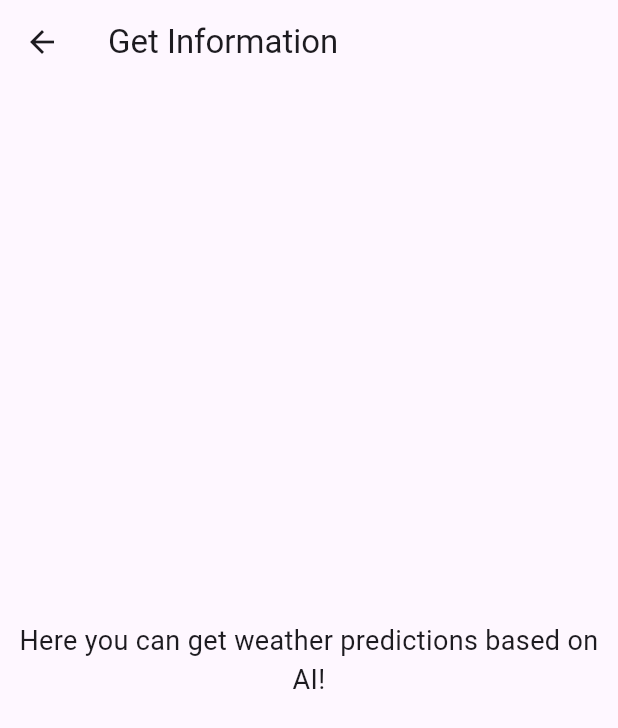
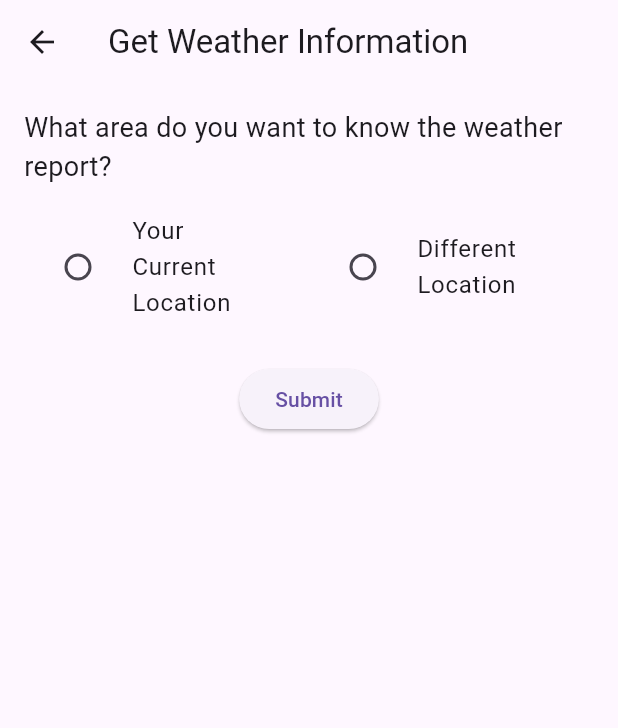
Before and after one commit to jayasinghesasmitha/App-Development, a Flutter app: the GetInfoPage screen opened directly, on a phone screen of 412 x 824 dp. Shown: the top 728 px of the screen. Run offline on Flutter 3.47's test engine with Material 3 defaults, Android fonts, the phone set to English and light mode, and no system bars; our stand-ins replace google_maps_flutter.

Commit message:
modify get information section

```diff
--- a/flutter/my_app/lib/main.dart
+++ b/flutter/my_app/lib/main.dart
@@ -1,4 +1,7 @@
 import 'package:flutter/material.dart';
+import 'package:flutter/material.dart';
+import 'package:google_maps_flutter/google_maps_flutter.dart';
+
 
 void main() {
   runApp(MyApp());
@@ -637,20 +640,187 @@ class _ProvideInfoPageState extends State<ProvideInfoPage> {
 
 
 // Get Information Page
-class GetInfoPage extends StatelessWidget {
+class GetInfoPage extends StatefulWidget {
+  @override
+  _GetInfoPageState createState() => _GetInfoPageState();
+}
+
+class _GetInfoPageState extends State<GetInfoPage> {
+  String? selectedOption; // To store the selected poll option
+  LatLng? selectedLocation; // To store the selected location from the map
+  GoogleMapController? mapController; // Map controller
+
+  void handleSubmit() {
+    if (selectedOption == 'Different Location' && selectedLocation == null) {
+      // Show an error if "Different Location" is selected but no location is chosen
+      ScaffoldMessenger.of(context).showSnackBar(
+        SnackBar(
+          content: Text('Please select a location on the map.'),
+          backgroundColor: Colors.red,
+        ),
+      );
+      return;
+    }
+
+    // Navigate to the ResultPage with the selected details
+    Navigator.push(
+      context,
+      MaterialPageRoute(
+        builder: (context) => ResultPage(
+          selectedOption: selectedOption!,
+          selectedLocation: selectedLocation,
+        ),
+      ),
+    );
+  }
+
   @override
   Widget build(BuildContext context) {
     return Scaffold(
       appBar: AppBar(
-        title: Text('Get Information'),
+        title: Text('Get Weather Information'),
       ),
-      body: Center(
-        child: Text(
-          'Here you can get weather predictions based on AI!',
-          style: TextStyle(fontSize: 18),
-          textAlign: TextAlign.center,
+      body: Padding(
+        padding: const EdgeInsets.all(16.0),
+        child: Column(
+          crossAxisAlignment: CrossAxisAlignment.start,
+          children: [
+            Text(
+              'What area do you want to know the weather report?',
+              style: TextStyle(fontSize: 18),
+            ),
+            SizedBox(height: 10),
+            // Poll options
+            Row(
+              children: [
+                Expanded(
+                  child: RadioListTile<String>(
+                    title: Text('Your Current Location'),
+                    value: 'Current Location',
+                    groupValue: selectedOption,
+                    onChanged: (value) {
+                      setState(() {
+                        selectedOption = value;
+                        selectedLocation = null; // Clear selected location
+                      });
+                    },
+                  ),
+                ),
+                Expanded(
+                  child: RadioListTile<String>(
+                    title: Text('Different Location'),
+                    value: 'Different Location',
+                    groupValue: selectedOption,
+                    onChanged: (value) {
+                      setState(() {
+                        selectedOption = value;
+                      });
+                    },
+                  ),
+                ),
+              ],
+            ),
+            if (selectedOption == 'Different Location') ...[
+              SizedBox(height: 20),
+              Text(
+                'Please select the location:',
+                style: TextStyle(fontSize: 16),
+              ),
+              SizedBox(height: 10),
+              // Google Maps widget
+              Expanded(
+                child: GoogleMap(
+                  initialCameraPosition: CameraPosition(
+                    target: LatLng(37.7749, -122.4194), // Default location
+                    zoom: 10,
+                  ),
+                  onMapCreated: (controller) {
+                    mapController = controller;
+                  },
+                  onTap: (LatLng location) {
+                    setState(() {
+                      selectedLocation = location;
+                    });
+                  },
+                  markers: selectedLocation != null
+                      ? {
+                          Marker(
+                            markerId: MarkerId('selectedLocation'),
+                            position: selectedLocation!,
+                          )
+                        }
+                      : {},
+                ),
+              ),
+              if (selectedLocation != null) ...[
+                SizedBox(height: 10),
+                Text(
+                  'Selected Location: ${selectedLocation!.latitude}, ${selectedLocation!.longitude}',
+                  style: TextStyle(fontSize: 16),
+                ),
+              ]
+            ],
+            SizedBox(height: 20),
+            // Submit button
+            Center(
+              child: ElevatedButton(
+                onPressed: handleSubmit,
+                child: Text('Submit'),
+              ),
+            ),
+          ],
         ),
       ),
     );
   }
 }
+
+class ResultPage extends StatelessWidget {
+  final String selectedOption;
+  final LatLng? selectedLocation;
+
+  ResultPage({required this.selectedOption, this.selectedLocation});
+
+  @override
+  Widget build(BuildContext context) {
+    return Scaffold(
+      appBar: AppBar(
+        title: Text('Weather Information Result'),
+      ),
+      body: Center(
+        child: Padding(
+          padding: const EdgeInsets.all(16.0),
+          child: Column(
+            mainAxisAlignment: MainAxisAlignment.center,
+            children: [
+              Text(
+                'You selected: $selectedOption',
+                style: TextStyle(fontSize: 18),
+                textAlign: TextAlign.center,
+              ),
+              if (selectedOption == 'Different Location' && selectedLocation != null) ...[
+                SizedBox(height: 20),
+                Text(
+                  'Location Coordinates:',
+                  style: TextStyle(fontSize: 16, fontWeight: FontWeight.bold),
+                ),
+                Text(
+                  'Latitude: ${selectedLocation!.latitude}\nLongitude: ${selectedLocation!.longitude}',
+                  style: TextStyle(fontSize: 16),
+                  textAlign: TextAlign.center,
+                ),
+              ],
+              SizedBox(height: 30),
+              ElevatedButton(
+                onPressed: () {
+                  Navigator.pop(context); // Navigate back to the previous page
+                },
+                child: Text('Back'),
+              ),
+            ],
+          ),
+        ),
+      ),
+    );
+  }
+}
--- a/flutter/my_app/pubspec.yaml
+++ b/flutter/my_app/pubspec.yaml
@@ -34,6 +34,7 @@ dependencies:
   # The following adds the Cupertino Icons font to your application.
   # Use with the CupertinoIcons class for iOS style icons.
   cupertino_icons: ^1.0.8
+  google_maps_flutter: ^2.10.0
 
 dev_dependencies:
   flutter_test:
```
Also changed, not shown: flutter/my_app/pubspec.lock.
